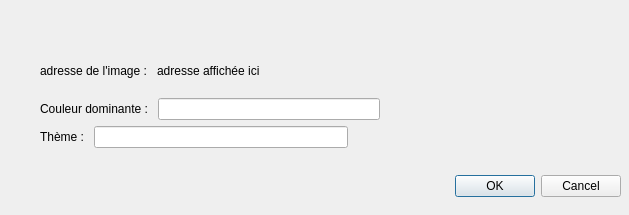
aoryuh/IHM-Projet, file dataaccess.ui: the form before one commit.
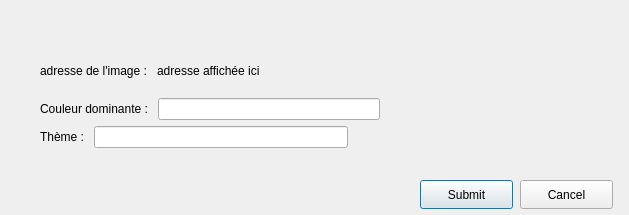
The form after the commit.

What changed in the file:
```diff
--- a/dataaccess.ui
+++ b/dataaccess.ui
@@ -13,23 +13,7 @@
   <property name="windowTitle">
    <string>Dialog</string>
   </property>
-  <widget class="QDialogButtonBox" name="buttonBox">
-   <property name="geometry">
-    <rect>
-     <x>180</x>
-     <y>170</y>
-     <width>441</width>
-     <height>32</height>
-    </rect>
-   </property>
-   <property name="orientation">
-    <enum>Qt::Horizontal</enum>
-   </property>
-   <property name="standardButtons">
-    <set>QDialogButtonBox::Cancel|QDialogButtonBox::Ok</set>
-   </property>
-  </widget>
-  <widget class="QWidget" name="">
+  <widget class="QWidget" name="layoutWidget">
    <property name="geometry">
     <rect>
      <x>40</x>
@@ -126,6 +110,32 @@
     </item>
    </layout>
   </widget>
+  <widget class="QPushButton" name="onSubmit">
+   <property name="geometry">
+    <rect>
+     <x>420</x>
+     <y>180</y>
+     <width>93</width>
+     <height>29</height>
+    </rect>
+   </property>
+   <property name="text">
+    <string>Submit</string>
+   </property>
+  </widget>
+  <widget class="QPushButton" name="onReset">
+   <property name="geometry">
+    <rect>
+     <x>520</x>
+     <y>180</y>
+     <width>93</width>
+     <height>29</height>
+    </rect>
+   </property>
+   <property name="text">
+    <string>Cancel</string>
+   </property>
+  </widget>
  </widget>
  <resources/>
  <connections>
```
Left out of the diff: 35 changed lines with no effect on the pictures.
